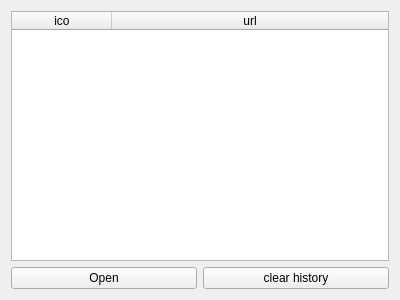
The window that ui/chronos.ui (raffaeleKuchiki/rinnegan) describes before a commit, drawn with Qt 5.
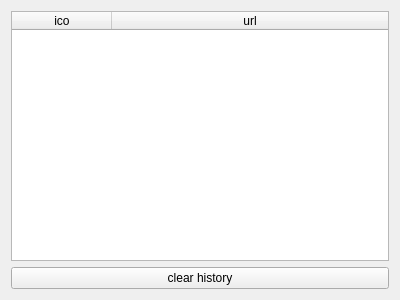
The same window after the commit. Icons and pictures are not drawn.

```diff
--- a/ui/chronos.ui
+++ b/ui/chronos.ui
@@ -20,13 +20,6 @@
   <layout class="QGridLayout" name="gridLayout">
    <item row="1" column="0">
     <layout class="QHBoxLayout" name="horizontalLayout">
-     <item>
-      <widget class="QPushButton" name="pushButton">
-       <property name="text">
-        <string>Open</string>
-       </property>
-      </widget>
-     </item>
      <item>
       <widget class="QPushButton" name="pushButton_2">
        <property name="text">
```
Left out of the diff: 15 changed lines with no effect on the pictures.
